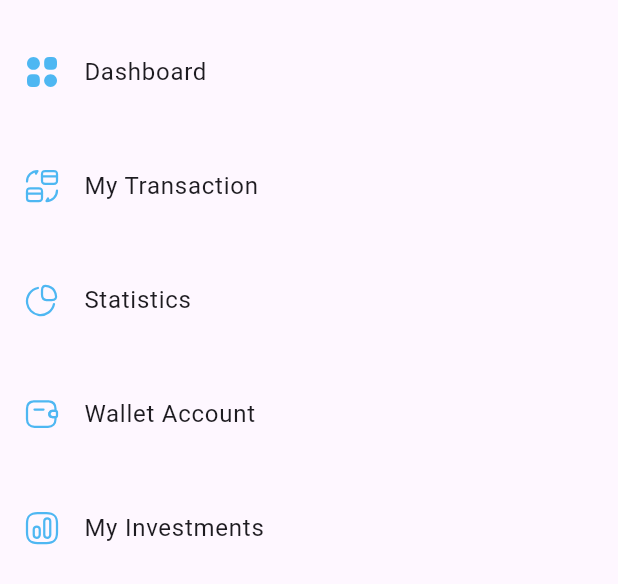
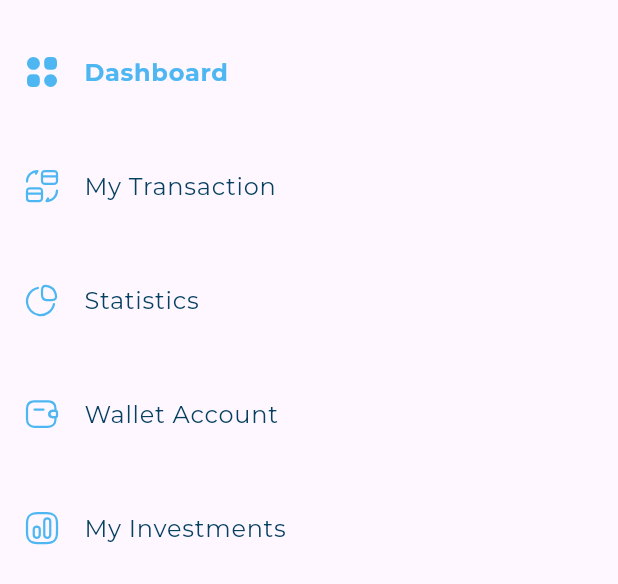
Before and after one commit to wael-saif23/responsive_dashboard, a Flutter app: the DrawerListViewItems widget shown alone on an empty page, opened directly, on a phone screen of 412 x 824 dp. Shown: the top 584 px of the screen. Run offline on Flutter 3.47's test engine with Material 3 defaults, Android fonts, the phone set to English and light mode, and no system bars; our stand-ins replace flutter_svg; project files that could hold a hidden picture were left out.

Commit message:
Refactor custom drawer item widget to use active and inactive states
- Created two new widgets, ActiveDrawerItem and InactiveDrawerItem, to represent the active and inactive states of the custom drawer item
- Refactored CustomDrawerItem widget to use the new active and inactive widgets based on the selected state
- Updated DrawerListViewItems widget to track the selected index and update the state accordingly when a drawer item is tapped.

```diff
--- /dev/null
+++ b/lib/views/widgets/active_inactive_drawer_item.dart
@@ -0,0 +1,45 @@
+import 'package:flutter/material.dart';
+import 'package:flutter_svg/flutter_svg.dart';
+import 'package:responsive_dashboard/models/drawer_item_model.dart';
+import 'package:responsive_dashboard/utils/app_styles.dart';
+
+class ActiveDrawerItem extends StatelessWidget {
+  const ActiveDrawerItem({
+    super.key,
+    required this.drawerItemModel,
+  });
+
+  final DrawerItemModel drawerItemModel;
+
+  @override
+  Widget build(BuildContext context) {
+    return ListTile(
+      leading: SvgPicture.asset(drawerItemModel.image),
+      title: Text(
+        drawerItemModel.title,
+        style: AppStyles.styleBold16,
+      ),
+    );
+  }
+}
+
+///////////////////////////////////////////////////////
+class InactiveDrawerItem extends StatelessWidget {
+  const InactiveDrawerItem({
+    super.key,
+    required this.drawerItemModel,
+  });
+
+  final DrawerItemModel drawerItemModel;
+
+  @override
+  Widget build(BuildContext context) {
+    return ListTile(
+      leading: SvgPicture.asset(drawerItemModel.image),
+      title: Text(
+        drawerItemModel.title,
+        style: AppStyles.styleRegular16,
+      ),
+    );
+  }
+}
--- a/lib/views/widgets/custom_drawer_item.dart
+++ b/lib/views/widgets/custom_drawer_item.dart
@@ -1,16 +1,18 @@
 import 'package:flutter/material.dart';
-import 'package:flutter_svg/flutter_svg.dart';
+
 import 'package:responsive_dashboard/models/drawer_item_model.dart';
 
+import 'package:responsive_dashboard/views/widgets/active_inactive_drawer_item.dart';
+
 class CustomDrawerItem extends StatelessWidget {
-  const CustomDrawerItem({super.key, required this.drawerItemModel, required this.selected});
-final DrawerItemModel drawerItemModel ;
-final bool selected ;
+  const CustomDrawerItem(
+      {super.key, required this.drawerItemModel, required this.isSelected});
+  final DrawerItemModel drawerItemModel;
+  final bool isSelected;
   @override
   Widget build(BuildContext context) {
-    return ListTile(
-      leading: SvgPicture.asset(drawerItemModel.image),
-      title: Text(drawerItemModel.title),
-    );
+    return isSelected
+        ? ActiveDrawerItem(drawerItemModel: drawerItemModel)
+        : InactiveDrawerItem(drawerItemModel: drawerItemModel);
   }
 }
--- a/lib/views/widgets/drawer_list_view_item.dart
+++ b/lib/views/widgets/drawer_list_view_item.dart
@@ -13,7 +13,7 @@ class DrawerListViewItems extends StatefulWidget {
 }
 
 class _DrawerListViewItemsState extends State<DrawerListViewItems> {
- final List<DrawerItemModel> drawerItems = [
+  final List<DrawerItemModel> drawerItems = [
     const DrawerItemModel(title: "Dashboard", image: Assets.imagesDashboard),
     const DrawerItemModel(
         title: "My Transaction", image: Assets.imagesMyTransctions),
@@ -23,9 +23,9 @@ class _DrawerListViewItemsState extends State<DrawerListViewItems> {
     const DrawerItemModel(
         title: "My Investments", image: Assets.imagesMyInvestments),
   ];
+  int selectedIndex = 0;
   @override
   Widget build(BuildContext context) {
-    int selectedIndex = 0;
     return ListView.builder(
       shrinkWrap: true,
       physics: const NeverScrollableScrollPhysics(),
@@ -33,16 +33,18 @@ class _DrawerListViewItemsState extends State<DrawerListViewItems> {
       itemBuilder: (BuildContext context, int index) {
         return GestureDetector(
           onTap: () {
-           if (index != selectedIndex) {
-              selectedIndex = index;
-            setState(() {});
-           }
+            if (selectedIndex != index) {
+              setState(() {
+                selectedIndex = index;
+              });
+              print(selectedIndex);
+            }
           },
           child: Padding(
             padding: const EdgeInsets.only(top: 20),
             child: CustomDrawerItem(
               drawerItemModel: drawerItems[index],
-              selected: selectedIndex == index,
+              isSelected: selectedIndex == index,
             ),
           ),
         );
```
